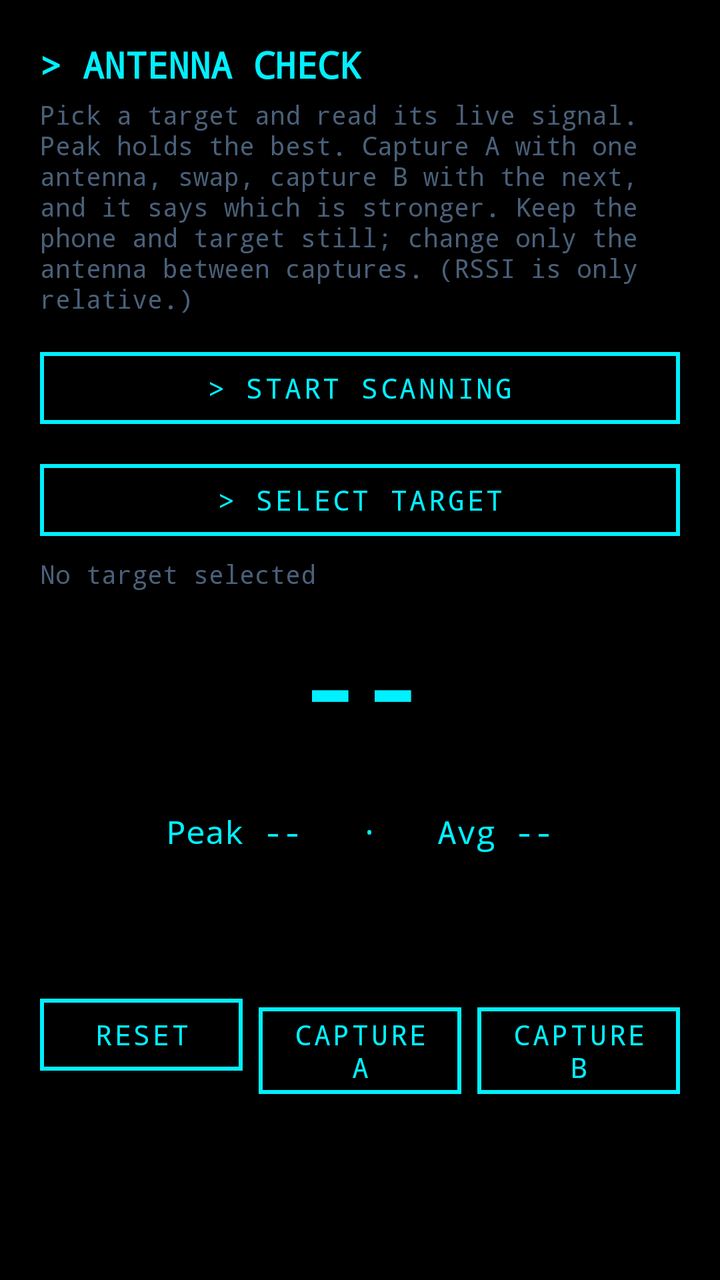
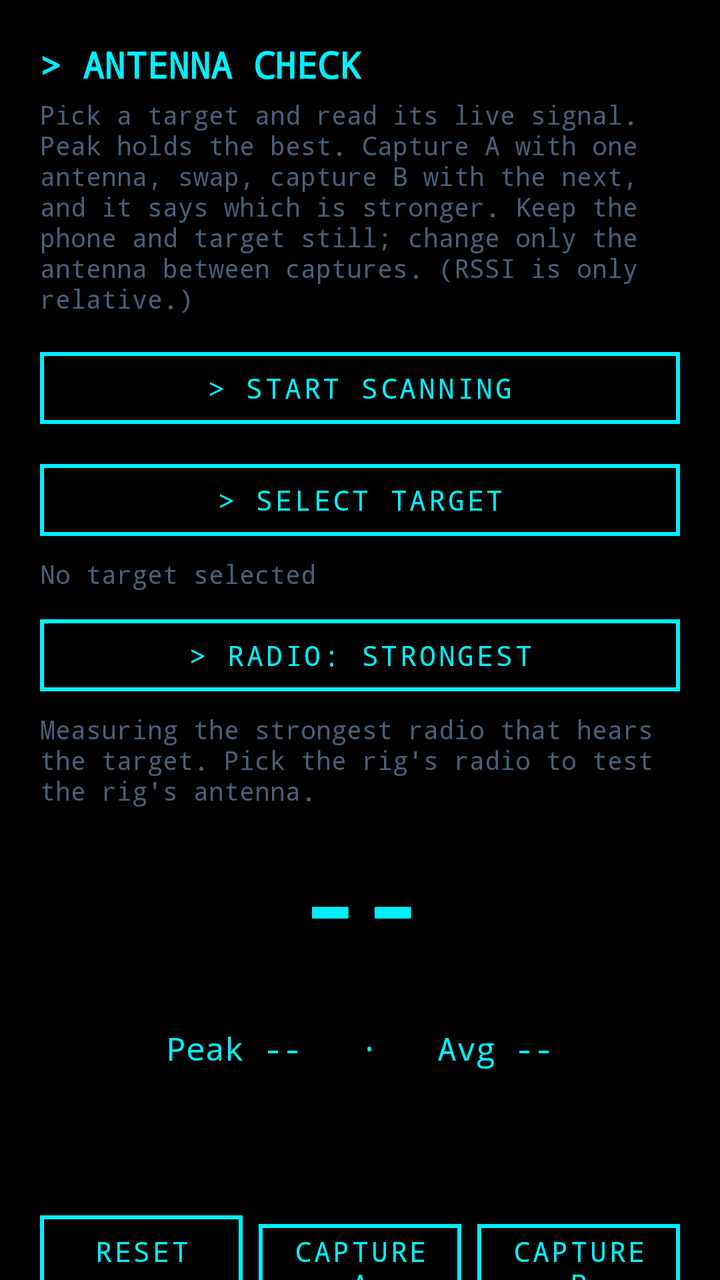

The first picture is an Android layout as it rendered before a commit; the second is the same layout after the commit. The layout source and the unified diff follow.
<!-- AndroidManifest.xml: application theme Theme.WardriveBridge -->
<!-- res/layout/activity_antenna.xml -->
<?xml version="1.0" encoding="utf-8"?>
<ScrollView xmlns:android="http://schemas.android.com/apk/res/android"
    android:layout_width="match_parent"
    android:layout_height="match_parent"
    android:background="@color/background"
    android:fillViewport="true">

    <LinearLayout
        android:layout_width="match_parent"
        android:layout_height="wrap_content"
        android:orientation="vertical"
        android:padding="20dp">

        <TextView
            android:layout_width="match_parent"
            android:layout_height="wrap_content"
            android:text="&gt; ANTENNA CHECK"
            android:textColor="@color/cyan_500"
            android:textSize="18sp"
            android:textStyle="bold"
            android:paddingBottom="4dp" />

        <TextView
            android:layout_width="match_parent"
            android:layout_height="wrap_content"
            android:text="Pick a target and read its live signal. Peak holds the best. Capture A with one antenna, swap, capture B with the next, and it says which is stronger. Keep the phone and target still; change only the antenna between captures. (RSSI is only relative.)"
            android:textColor="@color/text_secondary"
            android:textSize="13sp"
            android:paddingBottom="12dp" />

        <Button
            android:id="@+id/antScanButton"
            android:layout_width="match_parent"
            android:layout_height="wrap_content"
            android:text="&gt; START SCANNING"
            android:layout_marginBottom="8dp" />

        <Button
            android:id="@+id/antTargetButton"
            android:layout_width="match_parent"
            android:layout_height="wrap_content"
            android:text="&gt; SELECT TARGET" />

        <TextView
            android:id="@+id/antTargetLabel"
            android:layout_width="match_parent"
            android:layout_height="wrap_content"
            android:text="No target selected"
            android:textColor="@color/text_secondary"
            android:textSize="13sp"
            android:layout_marginTop="4dp"
            android:layout_marginBottom="12dp" />

        <TextView
            android:id="@+id/antRssi"
            android:layout_width="match_parent"
            android:layout_height="wrap_content"
            android:gravity="center"
            android:textColor="@color/cyan_500"
            android:textSize="52sp"
            android:textStyle="bold"
            android:text="--" />

        <ProgressBar
            android:id="@+id/antBar"
            style="?android:attr/progressBarStyleHorizontal"
            android:layout_width="match_parent"
            android:layout_height="wrap_content"
            android:max="100"
            android:progress="0"
            android:layout_marginTop="4dp"
            android:layout_marginBottom="8dp" />

        <TextView
            android:id="@+id/antStats"
            android:layout_width="match_parent"
            android:layout_height="wrap_content"
            android:gravity="center"
            android:textColor="@color/text_primary"
            android:textSize="16sp"
            android:text="Peak --   ·   Avg --" />

        <TextView
            android:id="@+id/antSources"
            android:layout_width="match_parent"
            android:layout_height="wrap_content"
            android:gravity="center"
            android:textColor="@color/text_secondary"
            android:textSize="12sp"
            android:layout_marginTop="6dp"
            android:text="" />

        <TextView
            android:id="@+id/antCompare"
            android:layout_width="match_parent"
            android:layout_height="wrap_content"
            android:gravity="center"
            android:textColor="@color/amber_warning"
            android:textSize="15sp"
            android:textStyle="bold"
            android:layout_marginTop="12dp"
            android:text="" />

        <LinearLayout
            android:layout_width="match_parent"
            android:layout_height="wrap_content"
            android:orientation="horizontal"
            android:layout_marginTop="12dp">

            <Button
                android:id="@+id/antResetButton"
                android:layout_width="0dp"
                android:layout_weight="1"
                android:layout_height="wrap_content"
                android:layout_marginEnd="4dp"
                android:text="RESET" />

            <Button
                android:id="@+id/antCaptureAButton"
                android:layout_width="0dp"
                android:layout_weight="1"
                android:layout_height="wrap_content"
                android:layout_marginStart="4dp"
                android:layout_marginEnd="4dp"
                android:text="CAPTURE A" />

            <Button
                android:id="@+id/antCaptureBButton"
                android:layout_width="0dp"
                android:layout_weight="1"
                android:layout_height="wrap_content"
                android:layout_marginStart="4dp"
                android:text="CAPTURE B" />
        </LinearLayout>
    </LinearLayout>
</ScrollView>
<!-- resources referenced by this layout -->
<resources>
  <color name="amber_warning">#FFB000</color>
  <color name="background">#000000</color>
  <color name="cyan_500">#00F0FF</color>
  <color name="text_primary">#00F0FF</color>
  <color name="text_secondary">#4A607A</color>
  <style name="Theme.WardriveBridge" parent="Theme.MaterialComponents.DayNight.NoActionBar">
          <item name="colorPrimary">@color/cyan_500</item>
          <item name="colorPrimaryDark">@color/pure_black</item>
          <item name="colorAccent">@color/cyan_500</item>
          <item name="android:windowBackground">@color/background</item>
          
          <item name="android:textViewStyle">@style/TacticalTextView</item>
          <item name="buttonStyle">@style/TacticalButton</item>
          <item name="materialButtonStyle">@style/TacticalButton</item>
          <item name="android:editTextStyle">@style/TacticalEditText</item>
      </style>
  <color name="pure_black">#000000</color>
  <style name="TacticalTextView" parent="android:Widget.TextView">
          <item name="android:fontFamily">monospace</item>
          <item name="android:typeface">monospace</item>
      </style>
  <style name="TacticalButton" parent="Widget.MaterialComponents.Button.OutlinedButton">
          <item name="android:fontFamily">monospace</item>
          <item name="android:typeface">monospace</item>
          <item name="android:textAllCaps">true</item>
          <item name="android:textColor">@color/cyan_500</item>
          <item name="strokeColor">@color/cyan_500</item>
          <item name="strokeWidth">2dp</item>
          <item name="cornerRadius">0dp</item>
          <item name="rippleColor">@color/cyan_500</item>
          <item name="android:elevation">0dp</item>
          <item name="android:stateListAnimator">@null</item>
      </style>
  <style name="TacticalEditText" parent="android:Widget.EditText">
          <item name="android:fontFamily">monospace</item>
          <item name="android:typeface">monospace</item>
          <item name="android:textColor">@color/text_primary</item>
          <item name="android:textColorHint">@color/text_secondary</item>
      </style>
</resources>

<!-- the commit's change to res/layout/activity_antenna.xml (unified diff, before → after) -->
@@ -46,6 +46,22 @@
             android:layout_width="match_parent"
             android:layout_height="wrap_content"
             android:text="No target selected"
+            android:textColor="@color/text_secondary"
+            android:textSize="13sp"
+            android:layout_marginTop="4dp"
+            android:layout_marginBottom="8dp" />
+
+        <Button
+            android:id="@+id/antSourceButton"
+            android:layout_width="match_parent"
+            android:layout_height="wrap_content"
+            android:text="&gt; RADIO: STRONGEST" />
+
+        <TextView
+            android:id="@+id/antSourceLabel"
+            android:layout_width="match_parent"
+            android:layout_height="wrap_content"
+            android:text="Measuring the strongest radio that hears the target. Pick the rig's radio to test the rig's antenna."
             android:textColor="@color/text_secondary"
             android:textSize="13sp"
             android:layout_marginTop="4dp"
